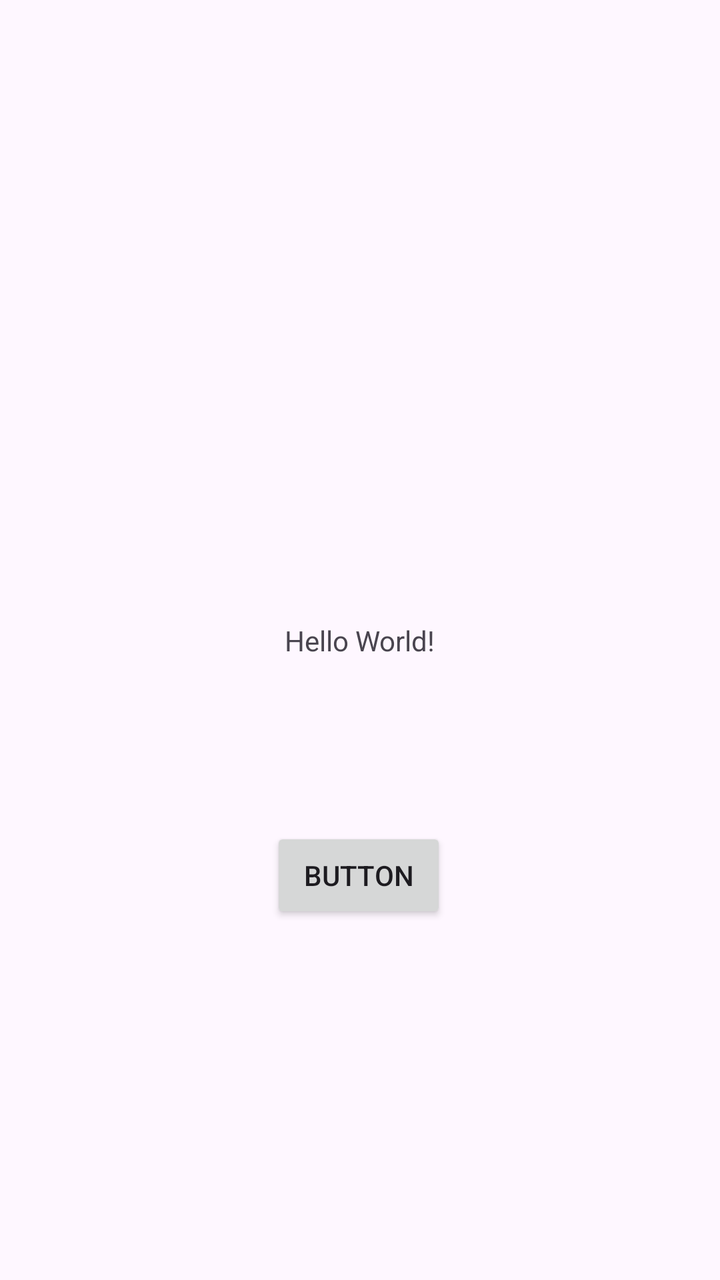
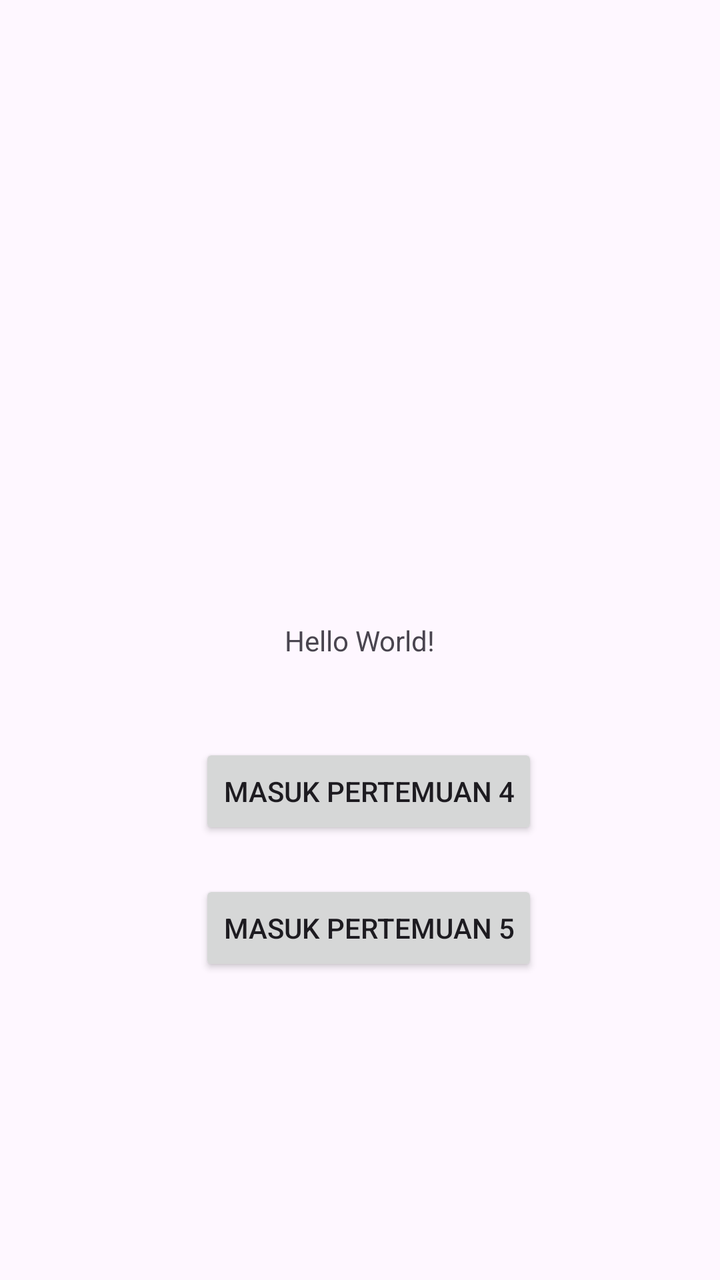

An Android layout rendered at two revisions. The XML below is the earlier revision; the diff shows what the commit changed to produce the second picture.
<!-- AndroidManifest.xml: application theme Theme.Neptunus_Daniss -->
<!-- res/layout/activity_main.xml -->
<?xml version="1.0" encoding="utf-8"?>
<androidx.constraintlayout.widget.ConstraintLayout xmlns:android="http://schemas.android.com/apk/res/android"
    xmlns:app="http://schemas.android.com/apk/res-auto"
    xmlns:tools="http://schemas.android.com/tools"
    android:id="@+id/main"
    android:layout_width="match_parent"
    android:layout_height="match_parent"
    tools:context=".MainActivity">

    <TextView
        android:id="@+id/textView"
        android:layout_width="wrap_content"
        android:layout_height="wrap_content"
        android:text="Hello World!"
        app:layout_constraintBottom_toBottomOf="parent"
        app:layout_constraintEnd_toEndOf="parent"
        app:layout_constraintStart_toStartOf="parent"
        app:layout_constraintTop_toTopOf="parent" />

    <Button
        android:id="@+id/btnMasuk"
        android:layout_width="wrap_content"
        android:layout_height="wrap_content"
        android:text="Button"
        app:layout_constraintBottom_toBottomOf="parent"
        app:layout_constraintEnd_toEndOf="parent"
        app:layout_constraintHorizontal_bias="0.498"
        app:layout_constraintStart_toStartOf="parent"
        app:layout_constraintTop_toTopOf="parent"
        app:layout_constraintVertical_bias="0.699" />

</androidx.constraintlayout.widget.ConstraintLayout>
<!-- resources referenced by this layout -->
<resources>
  <style name="Theme.Neptunus_Daniss" parent="Base.Theme.Neptunus_Daniss" />
  <style name="Base.Theme.Neptunus_Daniss" parent="Theme.Material3.DayNight.NoActionBar">
          
          
      </style>
</resources>

<!-- the commit's change to res/layout/activity_main.xml (unified diff, before → after) -->
@@ -21,12 +21,25 @@
         android:id="@+id/btnMasuk"
         android:layout_width="wrap_content"
         android:layout_height="wrap_content"
-        android:text="Button"
+        android:text="Masuk Pertemuan 4"
         app:layout_constraintBottom_toBottomOf="parent"
         app:layout_constraintEnd_toEndOf="parent"
-        app:layout_constraintHorizontal_bias="0.498"
+        app:layout_constraintHorizontal_bias="0.523"
         app:layout_constraintStart_toStartOf="parent"
         app:layout_constraintTop_toTopOf="parent"
-        app:layout_constraintVertical_bias="0.699" />
+        app:layout_constraintVertical_bias="0.628" />
+
+    <Button
+        android:id="@+id/btnMasukP5"
+        android:layout_width="wrap_content"
+        android:layout_height="wrap_content"
+        android:text="Masuk Pertemuan 5"
+        app:layout_constraintBottom_toBottomOf="parent"
+        app:layout_constraintEnd_toEndOf="parent"
+        app:layout_constraintHorizontal_bias="0.523"
+        app:layout_constraintStart_toStartOf="parent"
+        app:layout_constraintTop_toTopOf="parent"
+        app:layout_constraintVertical_bias="0.743" />
+
 
 </androidx.constraintlayout.widget.ConstraintLayout>
